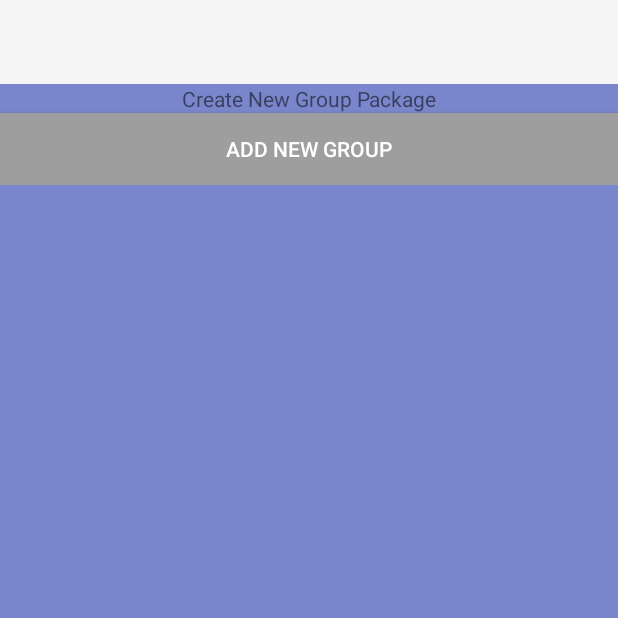
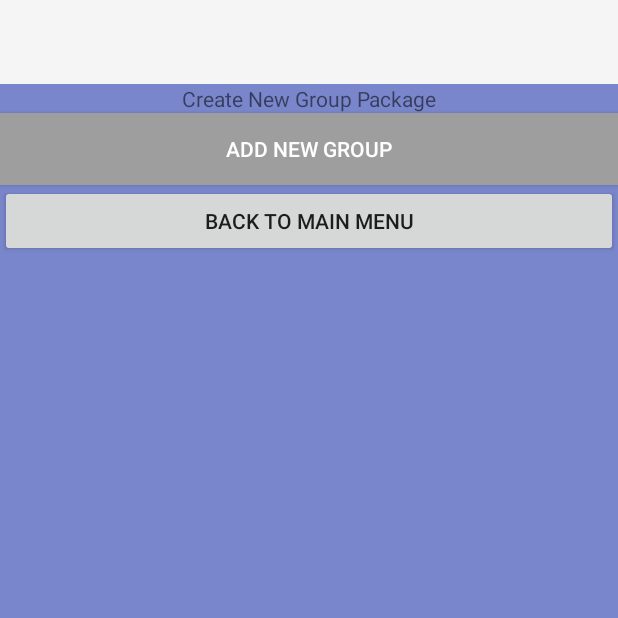
Before and after one commit to uncleu/MemoryCard, an Android app: the MainCustomSettingsActivity screen opened directly, with no data from a screen before it, on a phone screen of 412 x 824 dp, the top half of it. Run offline under Robolectric (Android 15) with nearby library versions, the phone set to English and light mode, and no system bars.

```diff
--- a/app/src/main/java/com/memorycard/android/memorycardapp/CardsGroupLoaderActivity.java
+++ b/app/src/main/java/com/memorycard/android/memorycardapp/CardsGroupLoaderActivity.java
@@ -187,6 +187,7 @@ public class CardsGroupLoaderActivity extends ListActivity implements LoaderMana
         {
             super.onPostExecute(result);
                 mCardsGroupsList = result;
+                if(result.size() != 0){
                 List<String> tmplist = new ArrayList<>();
 
                 for(CardsGroup cg:result){
@@ -196,6 +197,11 @@ public class CardsGroupLoaderActivity extends ListActivity implements LoaderMana
                 listView.setAdapter(new ArrayAdapter<>(context, R.layout.cards_group_list_item, R.id.text_view, namelist));
                 indicat.initData(tmplist.size(), 0);
                 indicat.setCurrentPage(0);
+            } else{
+                    Intent intent=new Intent(context, MainActivity.class);
+                    startActivity(intent);
+                }
+
         }
     }
 
--- a/app/src/main/java/com/memorycard/android/memorycardapp/DownLoadAndInstallActivity.java
+++ b/app/src/main/java/com/memorycard/android/memorycardapp/DownLoadAndInstallActivity.java
@@ -85,7 +85,7 @@ public class DownLoadAndInstallActivity extends AppCompatActivity {
                     //new downloadTask().execute(s);
                     Intent intent = new Intent(DownLoadAndInstallActivity.this, DownLoadService.class);
                     intent.putExtra("getDownloadFileUrl", s);
-                    intent.putExtra("filename", downloadFileName);
+                    intent.putExtra("downloadFileName", downloadFileName);
                     intent.setAction("start");
                     startService(intent);
 
@@ -97,7 +97,7 @@ public class DownLoadAndInstallActivity extends AppCompatActivity {
 
                     Intent intent = new Intent(DownLoadAndInstallActivity.this, DownLoadService.class);
                     intent.putExtra("getDownloadFileUrl", s);
-                    intent.putExtra("filename", downloadFileName);
+                    intent.putExtra("downloadFileName", downloadFileName);
                     intent.setAction("start");
                     startService(intent);
                 }
--- a/app/src/main/java/com/memorycard/android/memorycardapp/MainCustomSettingsActivity.java
+++ b/app/src/main/java/com/memorycard/android/memorycardapp/MainCustomSettingsActivity.java
@@ -73,7 +73,15 @@ public class MainCustomSettingsActivity extends ListActivity implements LoaderMa
             }
         });
 
-
+        Button backButton = (Button)findViewById(R.id.back_to_main_menu_button_in_add_group);
+        backButton.setOnClickListener(new View.OnClickListener(){
+            @Override
+            public void onClick(View v) {
+                Intent intent = new Intent(getApplicationContext(), MainActivity.class);
+                intent.setFlags(Intent.FLAG_ACTIVITY_CLEAR_TOP);
+                startActivity(intent);
+            }
+        });
 
         activity.getLoaderManager().initLoader(0, null, this);
         mCallbacks = this;
--- a/app/src/main/java/utilities/SettingsUtilities.java
+++ b/app/src/main/java/utilities/SettingsUtilities.java
@@ -19,7 +19,11 @@ public class SettingsUtilities {
         boolean is = prefs.getBoolean("switch_preference_isCount",false);
         return is;
     }
-
+    public static boolean isNoStudyNotify(Context context){
+        SharedPreferences prefs =PreferenceManager.getDefaultSharedPreferences(context);
+        boolean is = prefs.getBoolean("switch_preference_isNotify",false);
+        return is;
+    }
     public static int getStudyFrequency(Context context){
         SharedPreferences prefs =PreferenceManager.getDefaultSharedPreferences(context);
         String sFrq = prefs.getString("frequency_type","4");
--- a/app/src/main/res/layout/activity_main_custom_settings.xml
+++ b/app/src/main/res/layout/activity_main_custom_settings.xml
@@ -50,6 +50,12 @@
                 android:background="#9E9E9E"
                 android:text="add new group" />
 
+            <Button
+                android:text="Back To Main Menu"
+                android:layout_width="match_parent"
+                android:layout_height="wrap_content"
+                android:id="@+id/back_to_main_menu_button_in_add_group" />
+
         </LinearLayout>
 
     </LinearLayout>
```
Also changed, not shown: app/src/main/AndroidManifest.xml (+5 -3 lines), app/src/main/java/com/memorycard/android/memorycardapp/MainActivity.java (+9 -3 lines). Lines whose indentation alone changed are shown as unchanged.
